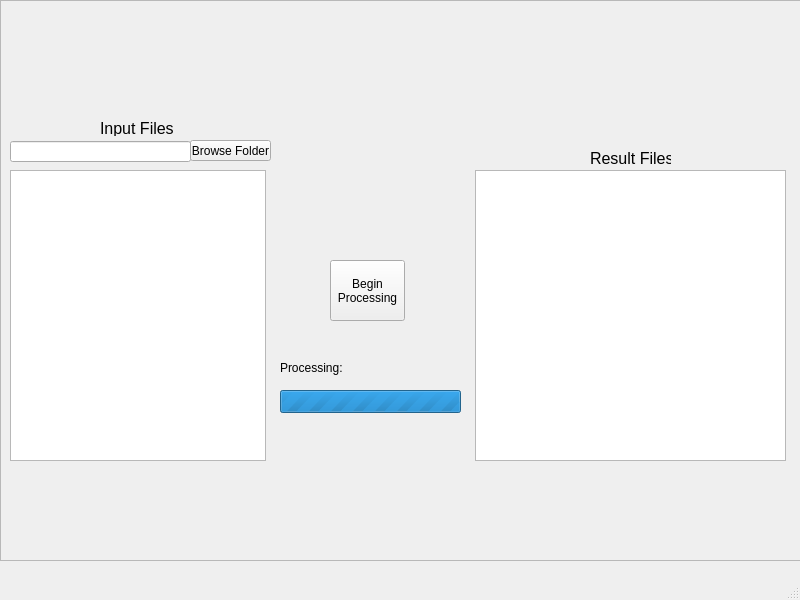
Qt form main_form.ui (Thomas-Rowlands/GWAS-Miner) before a commit.
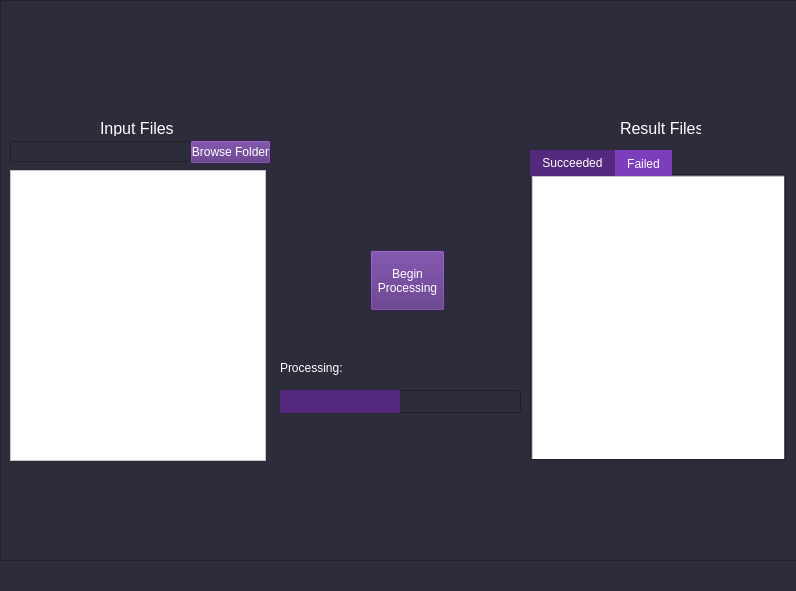
The same form after that commit.

Commit message:
Implemented JSON output from study processing
JSON output files are now generated for study results.
GUI has also received an update.

What changed in the file:
```diff
--- a/main_form.ui
+++ b/main_form.ui
@@ -6,12 +6,41 @@
    <rect>
     <x>0</x>
     <y>0</y>
-    <width>800</width>
-    <height>600</height>
+    <width>796</width>
+    <height>591</height>
    </rect>
   </property>
   <property name="windowTitle">
-   <string>MainWindow</string>
+   <string>GWAS Miner</string>
+  </property>
+  <property name="styleSheet">
+   <string notr="true">QWidget {
+	background-color: rgb(44, 44, 59);
+	color: rgb(255, 255, 255);
+}
+QListWidget{
+	background-color: rgb(255, 255, 255);
+	color: rgb(0,0,0);
+}
+QListWidget::item::hover{
+	background-color: rgba(125, 62, 188, 150);
+}
+QListWidget::item::selected{
+	color: rgb(255,255,255);
+	background-color: rgb(103, 51, 154);
+}
+QPushButton{
+	background-color: rgb(84, 42, 126);
+}
+QProgressBar::chunk{
+	background-color: rgb(84, 42, 126);
+}
+QTabBar::tab{
+	background-color: rgba(125, 62, 188, 255);
+}
+QTabBar::tab::selected{
+	background-color: rgb(84, 42, 126);
+}</string>
   </property>
   <widget class="QWidget" name="centralwidget">
    <widget class="QFrame" name="FileSelectionFrame">
@@ -55,7 +84,7 @@
        <x>190</x>
        <y>140</y>
        <width>81</width>
-       <height>21</height>
+       <height>24</height>
       </rect>
      </property>
      <property name="font">
@@ -67,16 +96,6 @@
       <string>Browse Folder</string>
      </property>
     </widget>
-    <widget class="QListWidget" name="study_file_listview_2">
-     <property name="geometry">
-      <rect>
-       <x>475</x>
-       <y>170</y>
-       <width>311</width>
-       <height>291</height>
-      </rect>
-     </property>
-    </widget>
     <widget class="QLabel" name="study_input_directory_lbl">
      <property name="geometry">
       <rect>
@@ -101,8 +120,8 @@
     <widget class="QLabel" name="label">
      <property name="geometry">
       <rect>
-       <x>590</x>
-       <y>150</y>
+       <x>620</x>
+       <y>120</y>
        <width>81</width>
        <height>16</height>
       </rect>
@@ -120,8 +139,8 @@
     <widget class="QPushButton" name="run_nlp_btn">
      <property name="geometry">
       <rect>
-       <x>330</x>
-       <y>260</y>
+       <x>370</x>
+       <y>250</y>
        <width>75</width>
        <height>61</height>
       </rect>
@@ -139,7 +158,7 @@
       <rect>
        <x>280</x>
        <y>390</y>
-       <width>181</width>
+       <width>241</width>
        <height>23</height>
       </rect>
      </property>
@@ -158,7 +177,7 @@
       <rect>
        <x>280</x>
        <y>360</y>
-       <width>181</width>
+       <width>241</width>
        <height>16</height>
       </rect>
      </property>
@@ -166,6 +185,49 @@
       <string>Processing: </string>
      </property>
     </widget>
+    <widget class="QTabWidget" name="result_tab_widget">
+     <property name="geometry">
+      <rect>
+       <x>530</x>
+       <y>150</y>
+       <width>256</width>
+       <height>311</height>
+      </rect>
+     </property>
+     <property name="currentIndex">
+      <number>0</number>
+     </property>
+     <widget class="QWidget" name="results_success_tab">
+      <attribute name="title">
+       <string>Succeeded</string>
+      </attribute>
+      <widget class="QListWidget" name="result_file_listwidget">
+       <property name="geometry">
+        <rect>
+         <x>0</x>
+         <y>0</y>
+         <width>256</width>
+         <height>291</height>
+        </rect>
+       </property>
+      </widget>
+     </widget>
+     <widget class="QWidget" name="results_failed_tab">
+      <attribute name="title">
+       <string>Failed</string>
+      </attribute>
+      <widget class="QListWidget" name="results_failed_listwidget">
+       <property name="geometry">
+        <rect>
+         <x>0</x>
+         <y>0</y>
+         <width>256</width>
+         <height>291</height>
+        </rect>
+       </property>
+      </widget>
+     </widget>
+    </widget>
    </widget>
   </widget>
   <widget class="QMenuBar" name="menubar">
```
Left out of the diff: 5 changed lines with no effect on the pictures. The commit also changes 4 other files.
